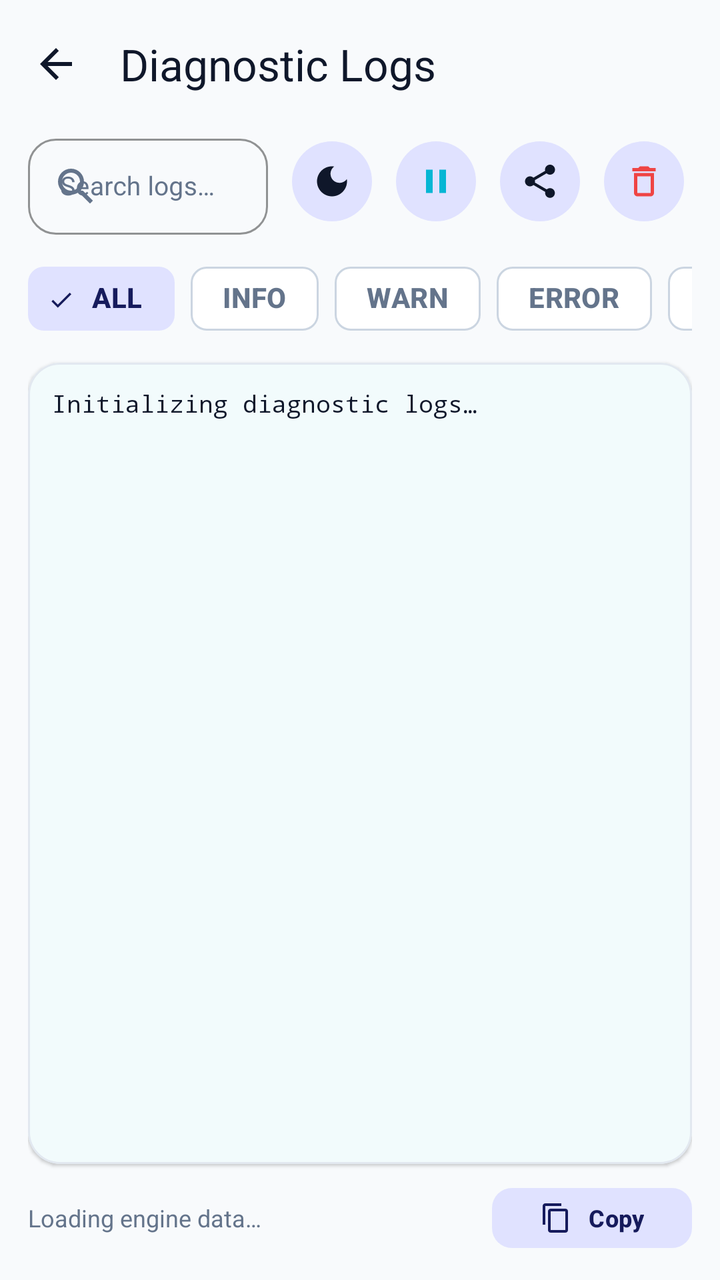
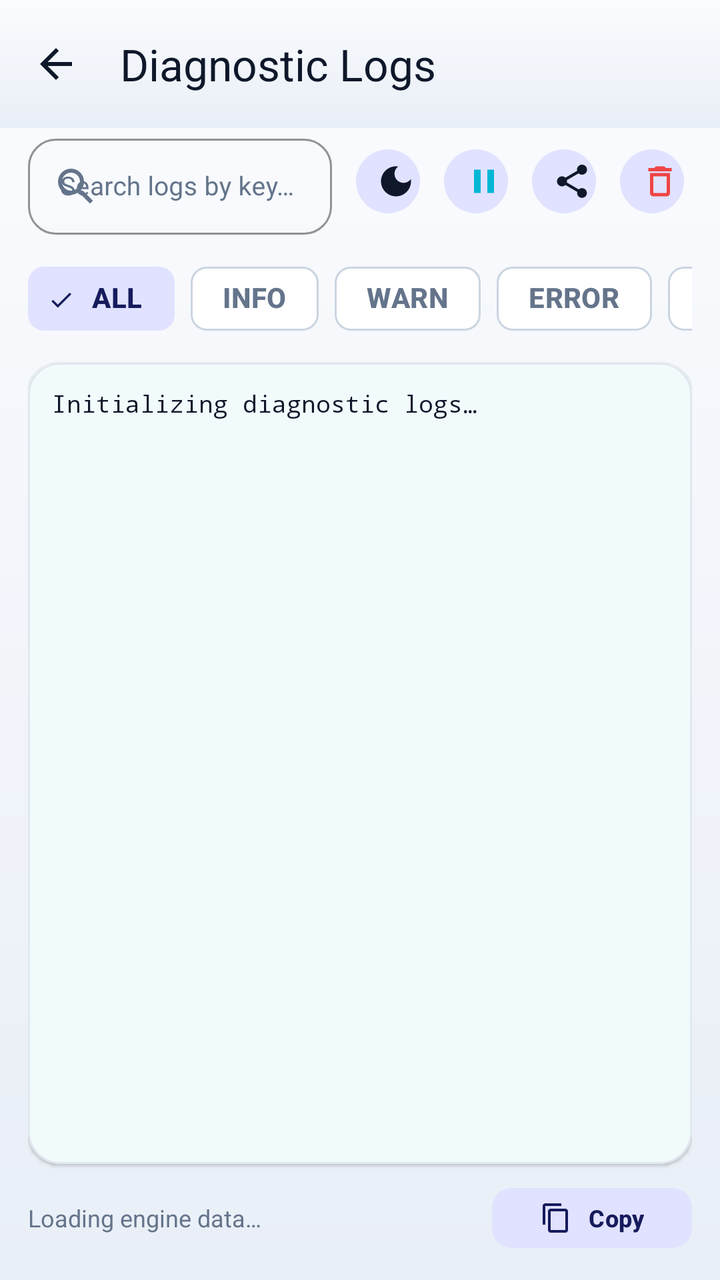

Compare the two renders of this Android layout. The source of the first and the diff that turns it into the second are given below.
<!-- AndroidManifest.xml: application theme Theme.P2ptap -->
<!-- res/layout/activity_log_viewer.xml -->
<?xml version="1.0" encoding="utf-8"?>
<androidx.coordinatorlayout.widget.CoordinatorLayout xmlns:android="http://schemas.android.com/apk/res/android"
    xmlns:app="http://schemas.android.com/apk/res-auto"
    android:layout_width="match_parent"
    android:layout_height="match_parent"
    android:background="?attr/colorSurfaceContainerLow"
    android:fitsSystemWindows="true">

    <com.google.android.material.appbar.AppBarLayout
        android:layout_width="match_parent"
        android:layout_height="wrap_content"
        android:background="?attr/colorSurfaceContainerLow"
        app:elevation="0dp">

        <com.google.android.material.appbar.MaterialToolbar
            android:id="@+id/toolbar"
            android:layout_width="match_parent"
            android:layout_height="?attr/actionBarSize"
            app:title="@string/title_log_viewer"
            app:titleTextColor="?attr/colorOnSurface"
            app:navigationIcon="@drawable/ic_arrow_back"
            app:navigationIconTint="?attr/colorOnSurface" />

    </com.google.android.material.appbar.AppBarLayout>

    <LinearLayout
        android:layout_width="match_parent"
        android:layout_height="match_parent"
        android:orientation="vertical"
        android:paddingHorizontal="14dp"
        android:paddingBottom="12dp"
        app:layout_behavior="@string/appbar_scrolling_view_behavior">

        
        <LinearLayout
            android:layout_width="match_parent"
            android:layout_height="wrap_content"
            android:orientation="horizontal"
            android:gravity="center_vertical"
            android:layout_marginBottom="8dp">

            
            <com.google.android.material.textfield.TextInputLayout
                android:layout_width="0dp"
                android:layout_height="wrap_content"
                android:layout_weight="1"
                android:hint="@string/hint_search_logs"
                app:boxCornerRadiusBottomEnd="14dp"
                app:boxCornerRadiusBottomStart="14dp"
                app:boxCornerRadiusTopEnd="14dp"
                app:boxCornerRadiusTopStart="14dp"
                app:boxBackgroundMode="outline"
                app:boxStrokeColor="?attr/colorOutlineVariant"
                app:startIconDrawable="@drawable/ic_search"
                app:startIconTint="?attr/colorOnSurfaceVariant"
                app:endIconMode="clear_text">

                <com.google.android.material.textfield.TextInputEditText
                    android:id="@+id/etSearchLogs"
                    android:layout_width="match_parent"
                    android:layout_height="48dp"
                    android:paddingTop="8dp"
                    android:paddingBottom="8dp"
                    android:textSize="13sp"
                    android:textColor="?attr/colorOnSurface"
                    android:inputType="text" />
            </com.google.android.material.textfield.TextInputLayout>

            
            <com.google.android.material.button.MaterialButton
                android:id="@+id/btnToggleTheme"
                style="@style/Widget.Material3.Button.IconButton.Filled.Tonal"
                android:layout_width="48dp"
                android:layout_height="48dp"
                android:layout_marginStart="8dp"
                app:icon="@drawable/ic_theme_mode"
                app:iconTint="?attr/colorOnSurface" />

            
            <com.google.android.material.button.MaterialButton
                android:id="@+id/btnPauseResume"
                style="@style/Widget.Material3.Button.IconButton.Filled.Tonal"
                android:layout_width="48dp"
                android:layout_height="48dp"
                android:layout_marginStart="4dp"
                app:icon="@drawable/ic_pause"
                app:iconTint="?attr/colorPrimary" />

            
            <com.google.android.material.button.MaterialButton
                android:id="@+id/btnShareLogs"
                style="@style/Widget.Material3.Button.IconButton.Filled.Tonal"
                android:layout_width="48dp"
                android:layout_height="48dp"
                android:layout_marginStart="4dp"
                app:icon="@drawable/ic_share"
                app:iconTint="?attr/colorOnSurface" />

            
            <com.google.android.material.button.MaterialButton
                android:id="@+id/btnClearLogs"
                style="@style/Widget.Material3.Button.IconButton.Filled.Tonal"
                android:layout_width="48dp"
                android:layout_height="48dp"
                android:layout_marginStart="4dp"
                app:icon="@drawable/ic_delete"
                app:iconTint="@color/status_error" />

        </LinearLayout>

        
        <HorizontalScrollView
            android:layout_width="match_parent"
            android:layout_height="wrap_content"
            android:scrollbars="none"
            android:layout_marginBottom="8dp">

            <com.google.android.material.chip.ChipGroup
                android:id="@+id/chipGroupLevels"
                android:layout_width="wrap_content"
                android:layout_height="wrap_content"
                app:singleSelection="true">

                <com.google.android.material.chip.Chip
                    android:id="@+id/chipAll"
                    style="@style/Widget.Material3.Chip.Filter"
                    android:layout_width="wrap_content"
                    android:layout_height="wrap_content"
                    android:checked="true"
                    android:text="@string/filter_all" />

                <com.google.android.material.chip.Chip
                    android:id="@+id/chipInfo"
                    style="@style/Widget.Material3.Chip.Filter"
                    android:layout_width="wrap_content"
                    android:layout_height="wrap_content"
                    android:text="@string/filter_info" />

                <com.google.android.material.chip.Chip
                    android:id="@+id/chipWarn"
                    style="@style/Widget.Material3.Chip.Filter"
                    android:layout_width="wrap_content"
                    android:layout_height="wrap_content"
                    android:text="@string/filter_warn" />

                <com.google.android.material.chip.Chip
                    android:id="@+id/chipError"
                    style="@style/Widget.Material3.Chip.Filter"
                    android:layout_width="wrap_content"
                    android:layout_height="wrap_content"
                    android:text="@string/filter_error" />

                <com.google.android.material.chip.Chip
                    android:id="@+id/chipDebug"
                    style="@style/Widget.Material3.Chip.Filter"
                    android:layout_width="wrap_content"
                    android:layout_height="wrap_content"
                    android:text="@string/filter_debug" />


            </com.google.android.material.chip.ChipGroup>
        </HorizontalScrollView>

        
        <com.google.android.material.card.MaterialCardView
            android:layout_width="match_parent"
            android:layout_height="0dp"
            android:layout_weight="1"
            app:cardCornerRadius="16dp"
            app:cardElevation="1dp"
            app:cardBackgroundColor="@color/log_card"
            app:strokeColor="@color/log_stroke"
            app:strokeWidth="1dp">

            <ScrollView
                android:id="@+id/scrollView"
                android:layout_width="match_parent"
                android:layout_height="match_parent"
                android:fillViewport="true"
                android:padding="12dp"
                android:scrollbars="vertical">

                <TextView
                    android:id="@+id/tvLogs"
                    android:layout_width="match_parent"
                    android:layout_height="wrap_content"
                    android:fontFamily="monospace"
                    android:lineSpacingExtra="3dp"
                    android:textColor="@color/log_text"
                    android:textSize="12sp"
                    android:textIsSelectable="true"
                    android:text="@string/logs_initializing" />
            </ScrollView>

        </com.google.android.material.card.MaterialCardView>

        
        <LinearLayout
            android:layout_width="match_parent"
            android:layout_height="wrap_content"
            android:orientation="horizontal"
            android:gravity="center_vertical"
            android:layout_marginTop="8dp">

            <TextView
                android:id="@+id/tvLogStats"
                android:layout_width="0dp"
                android:layout_height="wrap_content"
                android:layout_weight="1"
                android:text="@string/telemetry_loading"
                android:textSize="12sp"
                android:textColor="?attr/colorOnSurfaceVariant" />

            <com.google.android.material.button.MaterialButton
                android:id="@+id/btnCopyLogs"
                style="@style/Widget.Material3.Button.TonalButton"
                android:layout_width="wrap_content"
                android:layout_height="38dp"
                android:text="@string/btn_copy_logs"
                android:textSize="12sp"
                app:cornerRadius="10dp"
                app:icon="@drawable/ic_copy"
                app:iconSize="16dp" />

        </LinearLayout>

    </LinearLayout>

</androidx.coordinatorlayout.widget.CoordinatorLayout>
<!-- resources referenced by this layout -->
<resources>
  <color name="log_card">#FFFFFF</color>
  <color name="log_stroke">#E2E8F0</color>
  <color name="log_text">#0F172A</color>
  <color name="status_error">#EF4444</color>
  <string name="btn_copy_logs">Copy</string>
  <string name="filter_all">ALL</string>
  <string name="filter_debug">DEBUG</string>
  <string name="filter_error">ERROR</string>
  <string name="filter_info">INFO</string>
  <string name="filter_warn">WARN</string>
  <string name="hint_search_logs">Search logs by keyword, IP, peer…</string>
  <string name="logs_initializing">Initializing diagnostic logs…</string>
  <string name="telemetry_loading">Loading engine data…</string>
  <string name="title_log_viewer">Diagnostic Logs</string>
  <style name="Theme.P2ptap" parent="Base.Theme.P2ptap" />
  <color name="md_primary">#06B6D4</color>
  <color name="md_on_primary">#FFFFFF</color>
  <color name="md_primary_container">#CFF7FF</color>
  <color name="md_on_primary_container">#001E24</color>
  <color name="md_primary_inverse">#53E3F4</color>
  <color name="md_secondary">#6366F1</color>
  <color name="md_on_secondary">#FFFFFF</color>
  <color name="md_secondary_container">#E0E2FF</color>
  <color name="md_on_secondary_container">#161B5C</color>
  <color name="md_tertiary">#10B981</color>
  <color name="md_on_tertiary">#FFFFFF</color>
  <color name="md_tertiary_container">#B5F5D9</color>
  <color name="md_on_tertiary_container">#003820</color>
  <color name="md_error">#EF4444</color>
  <color name="md_on_error">#FFFFFF</color>
  <color name="md_error_container">#FFE8E8</color>
  <color name="md_on_error_container">#4A0000</color>
  <color name="md_background">#F8FAFC</color>
  <color name="md_on_background">#0F172A</color>
  <color name="md_surface">#FFFFFF</color>
  <color name="md_on_surface">#0F172A</color>
  <color name="md_surface_container_lowest">#FFFFFF</color>
  <color name="md_surface_container_low">#F8FAFC</color>
  <color name="md_surface_container">#F1F5F9</color>
  <color name="md_surface_container_high">#E9EEF3</color>
  <color name="md_surface_container_highest">#E2E8F0</color>
  <color name="md_surface_variant">#E2E8F0</color>
  <color name="md_on_surface_variant">#64748B</color>
  <color name="md_surface_inverse">#1E293B</color>
  <color name="md_on_surface_inverse">#FFFFFF</color>
  <color name="md_outline">#CBD5E1</color>
  <color name="md_outline_variant">#E2E8F0</color>
  <color name="md_scrim">#69000000</color>
  <style name="ShapeAppearance.P2ptap.Small" parent="ShapeAppearance.Material3.SmallComponent">
          <item name="cornerFamily">rounded</item>
          <item name="cornerSize">12dp</item>
      </style>
  <style name="ShapeAppearance.P2ptap.Medium" parent="ShapeAppearance.Material3.MediumComponent">
          <item name="cornerFamily">rounded</item>
          <item name="cornerSize">16dp</item>
      </style>
  <style name="ShapeAppearance.P2ptap.Large" parent="ShapeAppearance.Material3.LargeComponent">
          <item name="cornerFamily">rounded</item>
          <item name="cornerSize">24dp</item>
      </style>
  <style name="TextAppearance.P2ptap.TitleLarge" parent="TextAppearance.Material3.TitleLarge">
          <item name="android:textSize">22sp</item>
          <item name="android:letterSpacing">0</item>
      </style>
  <style name="TextAppearance.P2ptap.BodySmall" parent="TextAppearance.Material3.BodySmall">
          <item name="android:textSize">12sp</item>
          <item name="android:letterSpacing">0.04</item>
      </style>
  <color name="window_bg">#F8FAFC</color>
  <!-- unchanged entries left out for length: 23 -->
</resources>

<!-- the commit's change to res/layout/activity_log_viewer.xml (unified diff, before → after) -->
@@ -3,13 +3,13 @@
     xmlns:app="http://schemas.android.com/apk/res-auto"
     android:layout_width="match_parent"
     android:layout_height="match_parent"
-    android:background="?attr/colorSurfaceContainerLow"
+    android:background="@drawable/bg_window_gradient"
     android:fitsSystemWindows="true">
 
     <com.google.android.material.appbar.AppBarLayout
         android:layout_width="match_parent"
         android:layout_height="wrap_content"
-        android:background="?attr/colorSurfaceContainerLow"
+        android:background="@drawable/bg_window_gradient"
         app:elevation="0dp">
 
         <com.google.android.material.appbar.MaterialToolbar
@@ -70,8 +70,8 @@
             <com.google.android.material.button.MaterialButton
                 android:id="@+id/btnToggleTheme"
                 style="@style/Widget.Material3.Button.IconButton.Filled.Tonal"
-                android:layout_width="48dp"
-                android:layout_height="48dp"
+                android:layout_width="@dimen/icon_button_size"
+                android:layout_height="@dimen/icon_button_size"
                 android:layout_marginStart="8dp"
                 app:icon="@drawable/ic_theme_mode"
                 app:iconTint="?attr/colorOnSurface" />
@@ -80,8 +80,8 @@
             <com.google.android.material.button.MaterialButton
                 android:id="@+id/btnPauseResume"
                 style="@style/Widget.Material3.Button.IconButton.Filled.Tonal"
-                android:layout_width="48dp"
-                android:layout_height="48dp"
+                android:layout_width="@dimen/icon_button_size"
+                android:layout_height="@dimen/icon_button_size"
                 android:layout_marginStart="4dp"
                 app:icon="@drawable/ic_pause"
                 app:iconTint="?attr/colorPrimary" />
@@ -90,8 +90,8 @@
             <com.google.android.material.button.MaterialButton
                 android:id="@+id/btnShareLogs"
                 style="@style/Widget.Material3.Button.IconButton.Filled.Tonal"
-                android:layout_width="48dp"
-                android:layout_height="48dp"
+                android:layout_width="@dimen/icon_button_size"
+                android:layout_height="@dimen/icon_button_size"
                 android:layout_marginStart="4dp"
                 app:icon="@drawable/ic_share"
                 app:iconTint="?attr/colorOnSurface" />
@@ -100,8 +100,8 @@
             <com.google.android.material.button.MaterialButton
                 android:id="@+id/btnClearLogs"
                 style="@style/Widget.Material3.Button.IconButton.Filled.Tonal"
-                android:layout_width="48dp"
-                android:layout_height="48dp"
+                android:layout_width="@dimen/icon_button_size"
+                android:layout_height="@dimen/icon_button_size"
                 android:layout_marginStart="4dp"
                 app:icon="@drawable/ic_delete"
                 app:iconTint="@color/status_error" />
<!-- resource entries referenced after the edit -->
@@ -4,6 +4,19 @@
   <color name="log_stroke">#E2E8F0</color>
   <color name="log_text">#0F172A</color>
   <color name="status_error">#EF4444</color>
+  <dimen name="icon_button_size">40dp</dimen>
+  <!-- drawable bg_window_gradient (drawable) -->
+  <?xml version="1.0" encoding="utf-8"?>
+  <shape xmlns:android="http://schemas.android.com/apk/res/android"
+      android:shape="rectangle">
+      <gradient
+          android:angle="270"
+          android:centerColor="#F3F6FB"
+          android:centerY="0.42"
+          android:endColor="#E9EFF7"
+          android:startColor="#FBFCFE"
+          android:type="linear" />
+  </shape>
   <string name="btn_copy_logs">Copy</string>
   <string name="filter_all">ALL</string>
   <string name="filter_debug">DEBUG</string>
